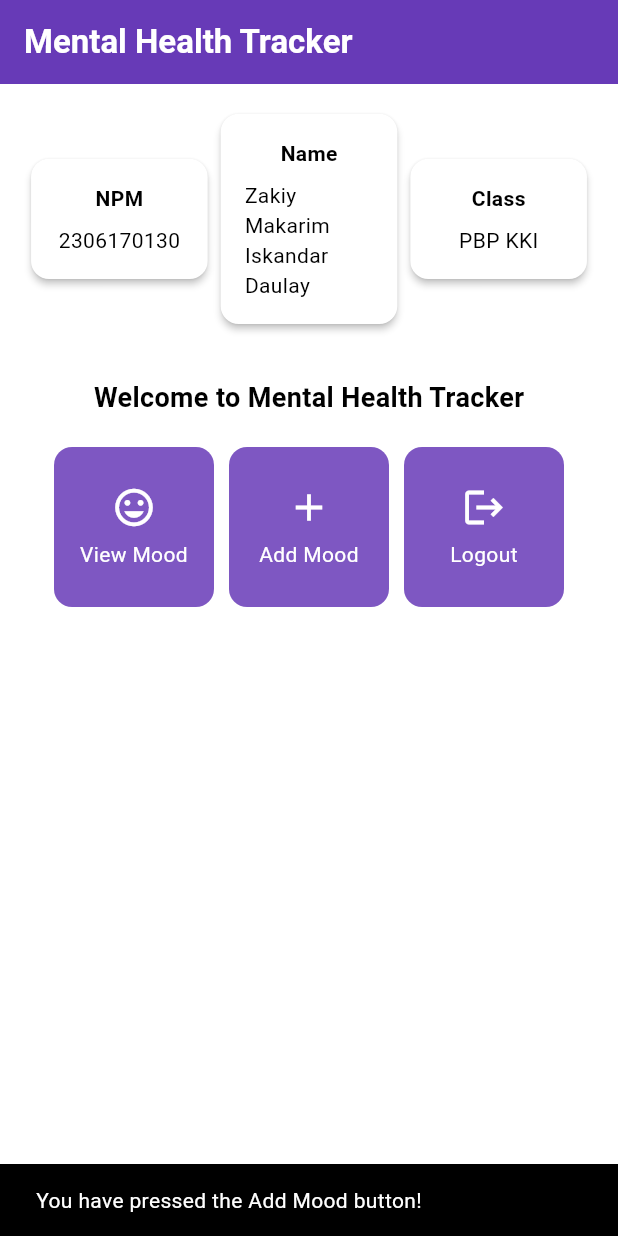
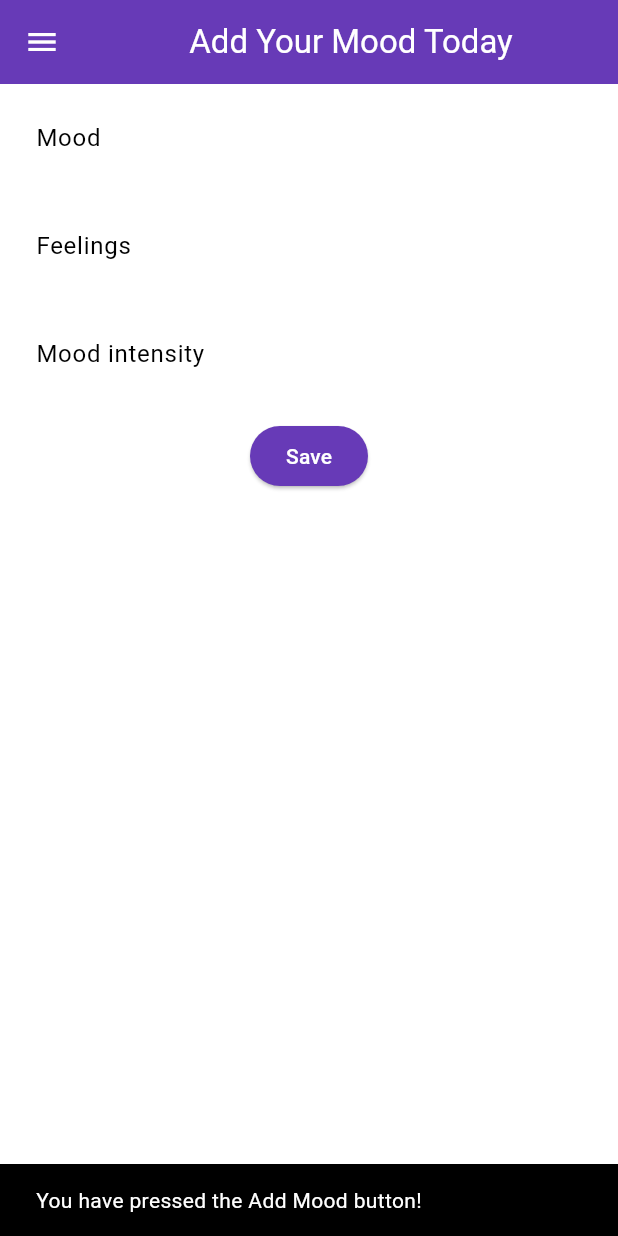
Before and after one commit to ZakiyDaulay/mental-health-tracker-mobile, a Flutter app: the screen it shows after launch, after a tap on "Add Mood", on a phone screen of 412 x 824 dp. Run offline on Flutter 3.47's test engine with Material 3 defaults, Android fonts, the phone set to English and light mode, and no system bars.

Commit message:
finished tutorial 7

```diff
--- a/lib/main.dart
+++ b/lib/main.dart
@@ -1,5 +1,5 @@
 import 'package:flutter/material.dart';
-import 'package:mental_health_tracker_mobile/menu.dart';
+import 'package:mental_health_tracker_mobile/screens/menu.dart';
 
 void main() {
   runApp(const MyApp());
--- a/lib/menu.dart
+++ b/lib/screens/menu.dart
@@ -1,7 +1,7 @@
 import 'package:flutter/material.dart';
-
+import 'package:mental_health_tracker_mobile/widgets/left_drawer.dart';
+import 'package:mental_health_tracker_mobile/screens/moodentry_form.dart';
 class MyHomePage extends StatelessWidget {
-
   final String npm = '2306170130'; // NPM
   final String name = 'Zakiy Makarim Iskandar Daulay'; // Name
   final String className = 'PBP KKI'; // Class
@@ -11,14 +11,15 @@ class MyHomePage extends StatelessWidget {
     ItemHomepage("Add Mood", Icons.add),
     ItemHomepage("Logout", Icons.logout),
   ];
+
   MyHomePage({super.key});
+
   @override
   Widget build(BuildContext context) {
     // Scaffold provides the basic structure of the page with the AppBar and body.
     return Scaffold(
       // AppBar is the top part of the page that displays the title.
       appBar: AppBar(
-        // The title of the application "Mental Health Tracker" with white text and bold font.
         title: const Text(
           'Mental Health Tracker',
           style: TextStyle(
@@ -26,17 +27,16 @@ class MyHomePage extends StatelessWidget {
             fontWeight: FontWeight.bold,
           ),
         ),
-        // The background color of the AppBar is obtained from the application theme color scheme.
         backgroundColor: Theme.of(context).colorScheme.primary,
+        iconTheme: const IconThemeData(color: Colors.white), // Drawer icon color
       ),
-      // Body of the page with paddings around it.
+      drawer: const LeftDrawer(), // Add drawer to Scaffold
+
       body: Padding(
         padding: const EdgeInsets.all(16.0),
-        // Place the widget vertically in a column.
         child: Column(
           crossAxisAlignment: CrossAxisAlignment.center,
           children: [
-            // Row to display 3 InfoCard horizontally.
             Row(
               mainAxisAlignment: MainAxisAlignment.spaceEvenly,
               children: [
@@ -45,17 +45,10 @@ class MyHomePage extends StatelessWidget {
                 InfoCard(title: 'Class', content: className),
               ],
             ),
-
-            // Give a vertical space of 16 units.
             const SizedBox(height: 16.0),
-
-            // Place the following widget in the center of the page.
             Center(
               child: Column(
-                // Place the text and grid item vertically.
-
                 children: [
-                  // Display the welcome message with bold font and size 18.
                   const Padding(
                     padding: EdgeInsets.only(top: 16.0),
                     child: Text(
@@ -66,18 +59,13 @@ class MyHomePage extends StatelessWidget {
                       ),
                     ),
                   ),
-
-                  // Grid to display ItemCard in a 3 column grid.
                   GridView.count(
                     primary: true,
                     padding: const EdgeInsets.all(20),
                     crossAxisSpacing: 10,
                     mainAxisSpacing: 10,
                     crossAxisCount: 3,
-                    // To ensure that the grid fits its height.
                     shrinkWrap: true,
-
-                    // Display ItemCard for each item in the items list.
                     children: items.map((ItemHomepage item) {
                       return ItemCard(item);
                     }).toList(),
@@ -91,24 +79,20 @@ class MyHomePage extends StatelessWidget {
     );
   }
 }
+
 class InfoCard extends StatelessWidget {
-  // Card information that displays the title and content.
-
-  final String title;  // Card title.
-  final String content;  // Card content.
+  final String title;
+  final String content;
 
   const InfoCard({super.key, required this.title, required this.content});
 
   @override
   Widget build(BuildContext context) {
     return Card(
-      // Create a card box with a shadow.
       elevation: 2.0,
       child: Container(
-        // Set the size and spacing within the card.
-        width: MediaQuery.of(context).size.width / 3.5, // Adjust with the width of the device used.
+        width: MediaQuery.of(context).size.width / 3.5,
         padding: const EdgeInsets.all(16.0),
-        // Place the title and content vertically.
         child: Column(
           children: [
             Text(
@@ -123,17 +107,14 @@ class InfoCard extends StatelessWidget {
     );
   }
 }
+
 class ItemHomepage {
   final String name;
   final IconData icon;
 
   ItemHomepage(this.name, this.icon);
 }
-
-
 class ItemCard extends StatelessWidget {
-  // Display the card with an icon and name.
-
   final ItemHomepage item;
 
   const ItemCard(this.item, {super.key});
@@ -141,27 +122,31 @@ class ItemCard extends StatelessWidget {
   @override
   Widget build(BuildContext context) {
     return Material(
-      // Specify the background color of the application theme.
       color: Theme.of(context).colorScheme.secondary,
-      // Round the card border.
       borderRadius: BorderRadius.circular(12),
-
       child: InkWell(
-        // Action when the card is pressed.
         onTap: () {
-          // Display the SnackBar message when the card is pressed.
           ScaffoldMessenger.of(context)
             ..hideCurrentSnackBar()
             ..showSnackBar(
               SnackBar(content: Text("You have pressed the ${item.name} button!"))
             );
+
+          // Navigate to the appropriate page based on the button name
+          if (item.name == "Add Mood") {
+            // Navigate to MoodEntryFormPage
+            Navigator.push(
+              context,
+              MaterialPageRoute(builder: (context) => const MoodEntryFormPage()),
+            );
+          }
+          // Add any other routes if needed, for example:
+          // else if (item.name == "Logout") { ... }
         },
-        // Container to store the Icon and Text
         child: Container(
           padding: const EdgeInsets.all(8),
           child: Center(
             child: Column(
-              // Place the Icon and Text in the center of the card.
               mainAxisAlignment: MainAxisAlignment.center,
               children: [
                 Icon(
@@ -182,5 +167,4 @@ class ItemCard extends StatelessWidget {
       ),
     );
   }
-
 }
--- /dev/null
+++ b/lib/screens/moodentry_form.dart
@@ -0,0 +1,171 @@
+import 'package:flutter/material.dart';
+import 'package:mental_health_tracker_mobile/widgets/left_drawer.dart'; // Import the drawer
+
+class MoodEntryFormPage extends StatefulWidget {
+  const MoodEntryFormPage({super.key});
+
+  @override
+  State<MoodEntryFormPage> createState() => _MoodEntryFormPageState();
+}
+
+class _MoodEntryFormPageState extends State<MoodEntryFormPage> {
+  final _formKey = GlobalKey<FormState>(); // Create the _formKey variable
+  String _mood = ""; // Variable to store mood
+  String _feelings = ""; // Variable to store feelings
+  int _moodIntensity = 0; // Variable to store mood intensity
+
+  // Function to display the dialog
+  void _showDialog() {
+    showDialog(
+      context: context,
+      builder: (BuildContext context) {
+        return AlertDialog(
+          title: const Text("Mood Entry Saved"),
+          content: Text(
+            "Mood: $_mood\nFeelings: $_feelings\nMood Intensity: $_moodIntensity",
+          ),
+          actions: <Widget>[
+            TextButton(
+              onPressed: () {
+                Navigator.of(context).pop(); // Close the dialog
+                _resetForm(); // Reset the form after closing the dialog
+              },
+              child: const Text("OK"),
+            ),
+          ],
+        );
+      },
+    );
+  }
+
+  // Function to reset the form
+  void _resetForm() {
+    _formKey.currentState!.reset();
+    setState(() {
+      _mood = "";
+      _feelings = "";
+      _moodIntensity = 0;
+    });
+  }
+
+  @override
+  Widget build(BuildContext context) {
+    return Scaffold(
+      appBar: AppBar(
+        title: const Center(
+          child: Text(
+            'Add Your Mood Today',
+          ),
+        ),
+        backgroundColor: Theme.of(context).colorScheme.primary,
+        foregroundColor: Colors.white,
+      ),
+      drawer: const LeftDrawer(), // Add the drawer here
+      body: Form(
+        key: _formKey, // Assign _formKey to the Form widget
+        child: SingleChildScrollView(
+          child: Column(
+            crossAxisAlignment: CrossAxisAlignment.start, // Align children to the start (left)
+            children: [
+              Padding(
+                padding: const EdgeInsets.all(8.0),
+                child: TextFormField(
+                  decoration: InputDecoration(
+                    hintText: "Mood",
+                    labelText: "Mood",
+                    border: OutlineInputBorder(
+                      borderRadius: BorderRadius.circular(5.0),
+                    ),
+                  ),
+                  onChanged: (String? value) {
+                    setState(() {
+                      _mood = value!; // Update _mood when user types
+                    });
+                  },
+                  validator: (String? value) {
+                    if (value == null || value.isEmpty) {
+                      return "Mood cannot be empty!"; // Show error if field is empty
+                    }
+                    return null;
+                  },
+                ),
+              ),
+              Padding(
+                padding: const EdgeInsets.all(8.0),
+                child: TextFormField(
+                  decoration: InputDecoration(
+                    hintText: "Feelings",
+                    labelText: "Feelings",
+                    border: OutlineInputBorder(
+                      borderRadius: BorderRadius.circular(5.0),
+                    ),
+                  ),
+                  onChanged: (String? value) {
+                    setState(() {
+                      _feelings = value!; // Update _feelings when user types
+                    });
+                  },
+                  validator: (String? value) {
+                    if (value == null || value.isEmpty) {
+                      return "Feelings cannot be empty!"; // Show error if field is empty
+                    }
+                    return null;
+                  },
+                ),
+              ),
+              Padding(
+                padding: const EdgeInsets.all(8.0),
+                child: TextFormField(
+                  decoration: InputDecoration(
+                    hintText: "Mood intensity",
+                    labelText: "Mood intensity",
+                    border: OutlineInputBorder(
+                      borderRadius: BorderRadius.circular(5.0),
+                    ),
+                  ),
+                  onChanged: (String? value) {
+                    setState(() {
+                      _moodIntensity = int.tryParse(value!) ?? 0; // Update mood intensity when user types
+                    });
+                  },
+                  validator: (String? value) {
+                    if (value == null || value.isEmpty) {
+                      return "Mood intensity cannot be empty!"; // Show error if field is empty
+                    }
+                    if (int.tryParse(value) == null) {
+                      return "Mood intensity must be a number!"; // Show error if not a number
+                    }
+                    return null;
+                  },
+                ),
+              ),
+              Align(
+                alignment: Alignment.bottomCenter,
+                child: Padding(
+                  padding: const EdgeInsets.all(8.0),
+                  child: ElevatedButton(
+                    style: ButtonStyle(
+                      backgroundColor: MaterialStateProperty.all(
+                        Theme.of(context).colorScheme.primary,
+                      ),
+                    ),
+                    onPressed: () {
+                      // Check if the form is valid before showing the dialog
+                      if (_formKey.currentState!.validate()) {
+                        _showDialog(); // Show the dialog if the form is valid
+                      }
+                    },
+                    child: const Text(
+                      "Save",
+                      style: TextStyle(color: Colors.white),
+                    ),
+                  ),
+                ),
+              ),
+            ],
+          ),
+        ),
+      ),
+    );
+  }
+}
--- /dev/null
+++ b/lib/widgets/left_drawer.dart
@@ -0,0 +1,69 @@
+import 'package:flutter/material.dart';
+import 'package:mental_health_tracker_mobile/screens/menu.dart';
+import 'package:mental_health_tracker_mobile/screens/moodentry_form.dart';
+
+class LeftDrawer extends StatelessWidget {
+  const LeftDrawer({super.key});
+
+  @override
+  Widget build(BuildContext context) {
+    return Drawer(
+      child: ListView(
+        children: [
+          DrawerHeader(
+            decoration: BoxDecoration(
+              color: Theme.of(context).colorScheme.primary,
+            ),
+            child: const Column(
+              children: [
+                Text(
+                  'Mental Health Tracker',
+                  textAlign: TextAlign.center,
+                  style: TextStyle(
+                    fontSize: 24,
+                    fontWeight: FontWeight.bold,
+                    color: Colors.white,
+                  ),
+                ),
+                Padding(padding: EdgeInsets.all(8)),
+                Text(
+                  "Track your mental health every day here!",
+                  textAlign: TextAlign.center,
+                  style: TextStyle(
+                    fontSize: 15,
+                    fontWeight: FontWeight.normal,
+                    color: Colors.white,
+                  ),
+                ),
+              ],
+            ),
+          ),
+          ListTile(
+            leading: const Icon(Icons.home_outlined),
+            title: const Text('Home Page'),
+            // Redirection part to MyHomePage
+            onTap: () {
+              Navigator.pushReplacement(
+                  context,
+                  MaterialPageRoute(
+                    builder: (context) => MyHomePage(),
+                  ));
+            },
+          ),
+          ListTile(
+            leading: const Icon(Icons.mood),
+            title: const Text('Add Mood'),
+            // Redirection part to MoodEntryFormPage
+            onTap: () {
+              Navigator.pushReplacement(
+                  context,
+                  MaterialPageRoute(
+                    builder: (context) => MoodEntryFormPage(),
+                  ));
+            },
+          ),
+        ],
+      ),
+    );
+  }
+}
```
Also changed, not shown: lib/widgets/mood_card.dart (added, +63 -0 lines). Lines whose indentation alone changed are shown as unchanged.
